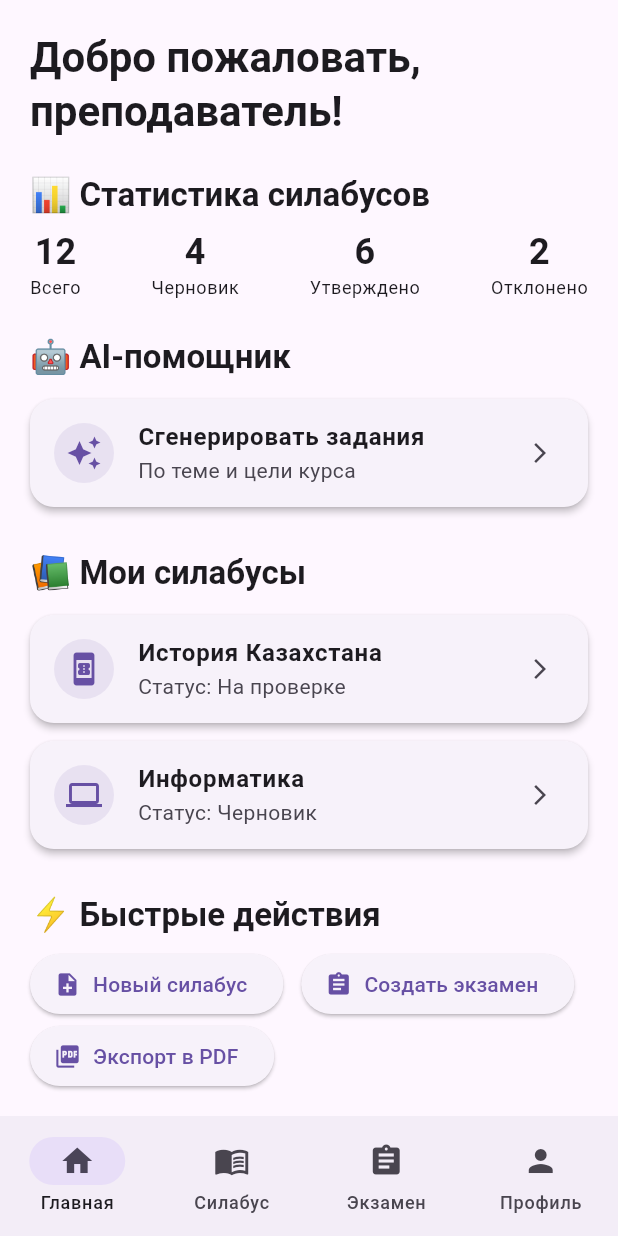
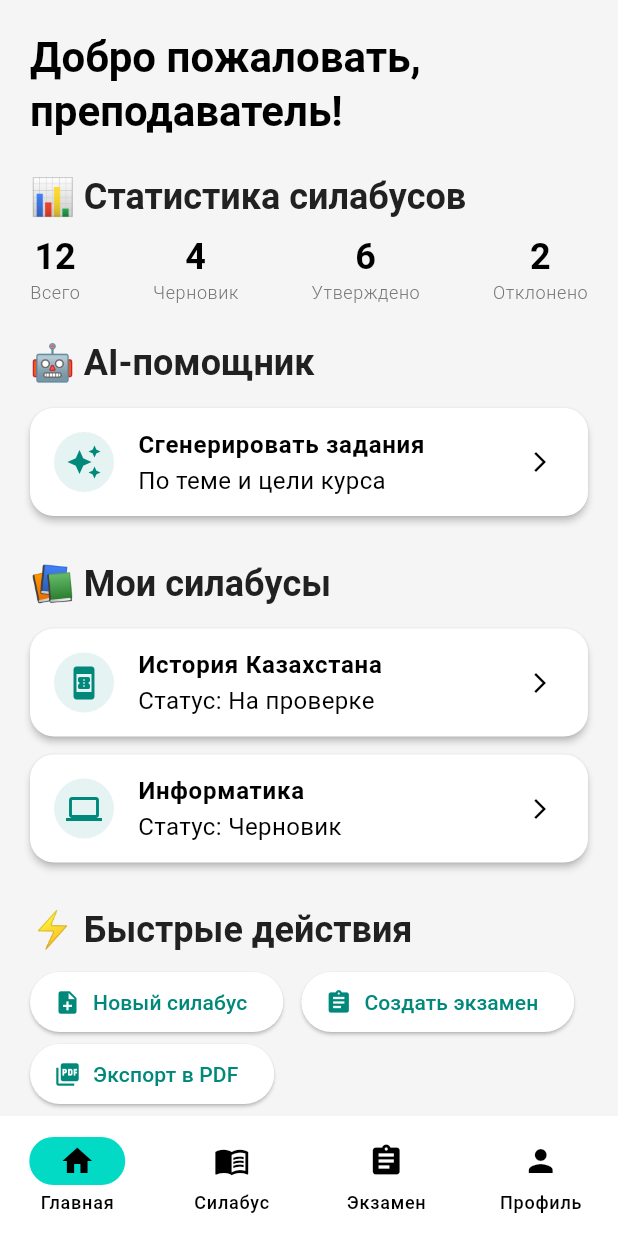
Before and after one commit to NurislamAiu/SmartSyllabus, a Flutter app: the screen it shows after launch, on a phone screen of 412 x 824 dp. Run offline on Flutter 3.47's test engine with Material 3 defaults, Android fonts, the phone set to English and light mode, and no system bars; our stand-ins replace go_router, shared_preferences.

Commit message:
Design System, Switch Theme

```diff
--- a/apps/teacher_app/lib/main.dart
+++ b/apps/teacher_app/lib/main.dart
@@ -1,8 +1,13 @@
 import 'package:flutter/material.dart';
+import 'package:provider/provider.dart';
+import 'package:teacher_app/src/app/app.dart';
+import 'package:teacher_app/src/core/theme/providers/theme_provider.dart';
 
-import 'src/app/app.dart';
-
-void main() async {
-  WidgetsFlutterBinding.ensureInitialized();
-  runApp(const TeacherApp());
+void main() {
+  runApp(
+    ChangeNotifierProvider(
+      create: (_) => ThemeProvider(),
+      child: const TeacherApp(),
+    ),
+  );
 }
--- a/apps/teacher_app/lib/src/app/app.dart
+++ b/apps/teacher_app/lib/src/app/app.dart
@@ -1,6 +1,8 @@
 import 'package:flutter/material.dart';
+import 'package:provider/provider.dart';
 
 import '../core/router/router.dart';
+import '../core/theme/providers/theme_provider.dart';
 import '../core/theme/theme.dart';
 
 class TeacherApp extends StatelessWidget {
@@ -8,11 +10,14 @@ class TeacherApp extends StatelessWidget {
 
   @override
   Widget build(BuildContext context) {
+    final isDark = context.watch<ThemeProvider>().isDarkMode;
+
     return MaterialApp.router(
       title: 'SmartSyllabus Teacher',
       debugShowCheckedModeBanner: false,
       theme: AppTheme.light,
       darkTheme: AppTheme.dark,
+      themeMode: isDark ? ThemeMode.dark : ThemeMode.light,
       routerConfig: appRouter,
     );
   }
--- /dev/null
+++ b/apps/teacher_app/lib/src/core/theme/colors.dart
@@ -0,0 +1,17 @@
+import 'package:flutter/material.dart';
+
+class AppColors {
+  // Основные цвета
+  static const Color primary = Color(0xFF00897B);     // Teal 600
+  static const Color secondary = Color(0xFF00695C);   // Teal 800
+  static const Color accent = Color(0xFF80CBC4);      // Teal 200
+
+  // Цвета фона
+  static const Color backgroundLight = Color(0xFFF5F5F5);
+  static const Color backgroundDark = Color(0xFF121212);
+
+  // Дополнительные
+  static const Color error = Colors.redAccent;
+  static const Color textPrimary = Color(0xFF212121);
+  static const Color textSecondary = Color(0xFF757575);
+}
--- /dev/null
+++ b/apps/teacher_app/lib/src/core/theme/providers/theme_provider.dart
@@ -0,0 +1,23 @@
+import 'package:flutter/material.dart';
+import '../service/shared_prefs_helper.dart';
+
+class ThemeProvider with ChangeNotifier {
+  bool _isDarkMode = false;
+
+  bool get isDarkMode => _isDarkMode;
+
+  ThemeProvider() {
+    _loadTheme();
+  }
+
+  void toggleTheme() {
+    _isDarkMode = !_isDarkMode;
+    SharedPrefsHelper.setDarkMode(_isDarkMode);
+    notifyListeners();
+  }
+
+  void _loadTheme() async {
+    _isDarkMode = await SharedPrefsHelper.isDarkMode();
+    notifyListeners();
+  }
+}
--- /dev/null
+++ b/apps/teacher_app/lib/src/core/theme/service/shared_prefs_helper.dart
@@ -0,0 +1,15 @@
+import 'package:shared_preferences/shared_preferences.dart';
+
+class SharedPrefsHelper {
+  static const String _themeKey = 'isDarkMode';
+
+  static Future<void> setDarkMode(bool value) async {
+    final prefs = await SharedPreferences.getInstance();
+    await prefs.setBool(_themeKey, value);
+  }
+
+  static Future<bool> isDarkMode() async {
+    final prefs = await SharedPreferences.getInstance();
+    return prefs.getBool(_themeKey) ?? false;
+  }
+}
--- /dev/null
+++ b/apps/teacher_app/lib/src/core/theme/text_styles.dart
@@ -0,0 +1,22 @@
+import 'package:flutter/material.dart';
+import 'colors.dart';
+
+class AppTextStyles {
+  static const TextStyle headline = TextStyle(
+    fontSize: 24,
+    fontWeight: FontWeight.bold,
+    color: AppColors.textPrimary,
+  );
+
+  static const TextStyle body = TextStyle(
+    fontSize: 16,
+    fontWeight: FontWeight.normal,
+    color: AppColors.textPrimary,
+  );
+
+  static const TextStyle caption = TextStyle(
+    fontSize: 12,
+    fontWeight: FontWeight.w300,
+    color: AppColors.textSecondary,
+  );
+}
--- a/apps/teacher_app/lib/src/core/theme/theme.dart
+++ b/apps/teacher_app/lib/src/core/theme/theme.dart
@@ -1,15 +1,45 @@
 import 'package:flutter/material.dart';
+import 'colors.dart';
+import 'text_styles.dart';
 
 class AppTheme {
-  static final light = ThemeData(
-    brightness: Brightness.light,
-    primarySwatch: Colors.teal,
-    useMaterial3: true,
-  );
+  static ThemeData get light {
+    return ThemeData(
+      brightness: Brightness.light,
+      scaffoldBackgroundColor: AppColors.backgroundLight,
+      primaryColor: AppColors.primary,
+      colorScheme: const ColorScheme.light().copyWith(
+        primary: AppColors.primary,
+        secondary: AppColors.secondary,
+        background: AppColors.backgroundLight,
+        error: AppColors.error,
+      ),
+      textTheme: const TextTheme(
+        titleLarge: AppTextStyles.headline,
+        bodyMedium: AppTextStyles.body,
+        bodySmall: AppTextStyles.caption,
+      ),
+      useMaterial3: true,
+    );
+  }
 
-  static final dark = ThemeData(
-    brightness: Brightness.dark,
-    primarySwatch: Colors.teal,
-    useMaterial3: true,
-  );
+  static ThemeData get dark {
+    return ThemeData(
+      brightness: Brightness.dark,
+      scaffoldBackgroundColor: AppColors.backgroundDark,
+      primaryColor: AppColors.primary,
+      colorScheme: const ColorScheme.dark().copyWith(
+        primary: AppColors.primary,
+        secondary: AppColors.secondary,
+        background: AppColors.backgroundDark,
+        error: AppColors.error,
+      ),
+      textTheme: const TextTheme(
+        titleLarge: AppTextStyles.headline,
+        bodyMedium: AppTextStyles.body,
+        bodySmall: AppTextStyles.caption,
+      ),
+      useMaterial3: true,
+    );
+  }
 }
--- a/apps/teacher_app/pubspec.yaml
+++ b/apps/teacher_app/pubspec.yaml
@@ -35,6 +35,8 @@ dependencies:
   # Use with the CupertinoIcons class for iOS style icons.
   cupertino_icons: ^1.0.8
   go_router: ^15.1.1
+  shared_preferences: ^2.5.3
+  provider: ^6.1.5
 
 dev_dependencies:
   flutter_test:
```
Also changed, not shown: apps/teacher_app/pubspec.lock, 3 other files.
